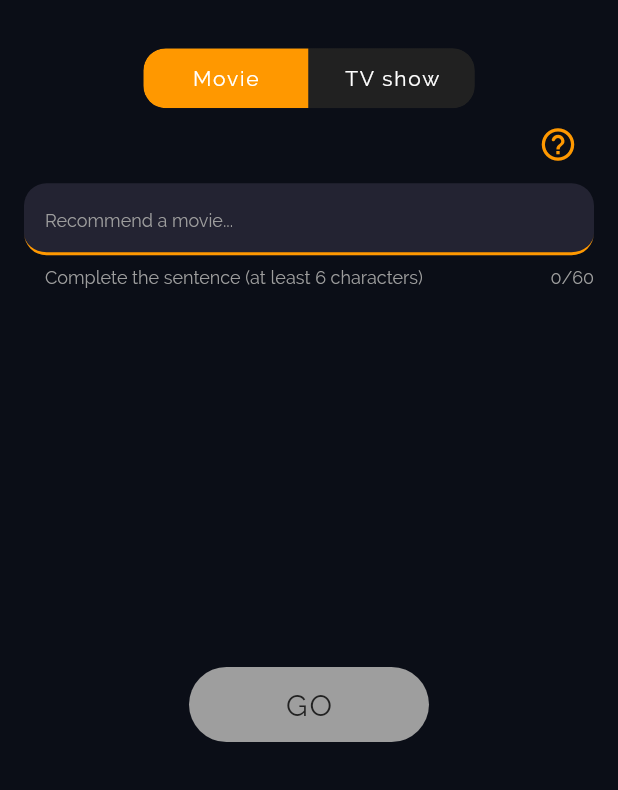
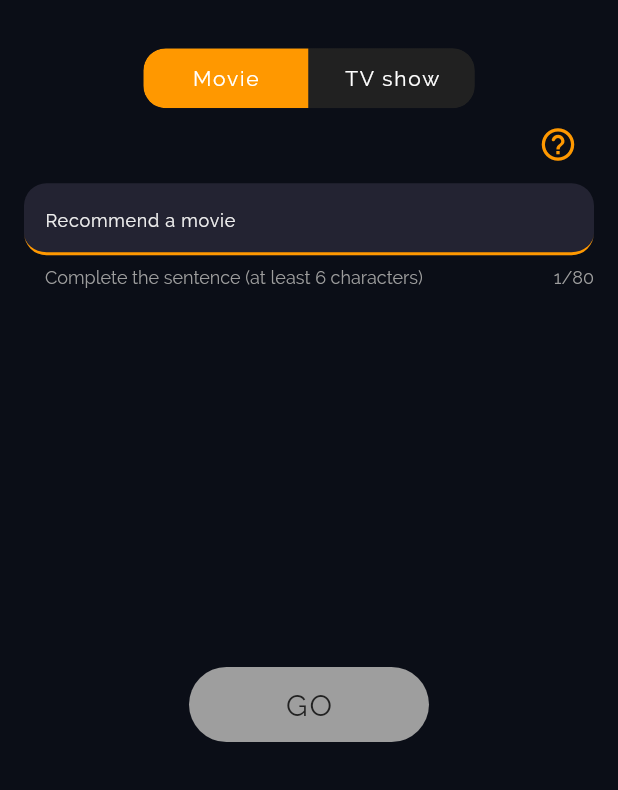
Before and after one commit to filippefrulli/watch-next, a Flutter app: the MainMenuPage screen opened by its route, on a phone screen of 412 x 824 dp, the part 446-1236 px from its top. Run offline on Flutter 3.47's test engine with Material 2 defaults, Android fonts, the phone set to English and light mode, and no system bars; drawn by our look-alikes of delayed_display, oktoast, toggle_switch; our stand-ins replace auto_size_text, cached_network_image, easy_localization, firebase_analytics, firebase_core, fluttertoast and 6 more; missing offline and left inert: chat_gpt_sdk, tutorial_coach_mark; accounts and stored records are empty.

Commit message:
added prefix text

```diff
--- a/assets/translations/de-DE.json
+++ b/assets/translations/de-DE.json
@@ -3,8 +3,8 @@
     "hey_there": "Hey!",
     "find_something": "Finde etwas zum schauen",
     "complete_sentence": "Vervollständige den Satz (mindestens 6 Buchstaben)",
-    "recommend_a_movie": "Empfehle einen Film... ",
-    "recommend_a_show": "Empfehle eine Serie... ",
+    "recommend_a_movie": "Empfehle einen Film ",
+    "recommend_a_show": "Empfehle eine Serie ",
     "movie": "Film",
     "tv_show": "Serie",
     "go": "LOS",
--- a/assets/translations/en-US.json
+++ b/assets/translations/en-US.json
@@ -3,8 +3,8 @@
     "hey_there": "Hey There!",
     "find_something": "Find something to watch next",
     "complete_sentence": "Complete the sentence (at least 6 characters)",
-    "recommend_a_movie": "Recommend a movie... ",
-    "recommend_a_show": "Recommend a show... ",
+    "recommend_a_movie": "Recommend a movie ",
+    "recommend_a_show": "Recommend a show ",
     "movie": "Movie",
     "tv_show": "TV show",
     "go": "GO",
--- a/assets/translations/es-ES.json
+++ b/assets/translations/es-ES.json
@@ -3,8 +3,8 @@
     "hey_there": "¡Hola!",
     "find_something": "Encuentra algo para ver",
     "complete_sentence": "Completa la frase (Mín. 6 caracteres)",
-    "recommend_a_movie": "Recomiéndame una película... ",
-    "recommend_a_show": "Recomiéndame una serie... ",
+    "recommend_a_movie": "Recomiéndame una película ",
+    "recommend_a_show": "Recomiéndame una serie ",
     "movie": "Película",
     "tv_show": "Serie",
     "go": "VAMOS",
--- a/assets/translations/fr-FR.json
+++ b/assets/translations/fr-FR.json
@@ -3,8 +3,8 @@
     "hey_there": "Hey There!",
     "find_something": "Trouvez quelque chose à regarder",
     "complete_sentence": "Complétez la phrase (au moins 6 caractères)",
-    "recommend_a_movie": "Recommande un film... ",
-    "recommend_a_show": "Recommande une série... ",
+    "recommend_a_movie": "Recommande un film ",
+    "recommend_a_show": "Recommande une série ",
     "movie": "Film",
     "tv_show": "Série",
     "go": "ALLEZ",
--- a/assets/translations/it-IT.json
+++ b/assets/translations/it-IT.json
@@ -3,8 +3,8 @@
     "hey_there": "Ciao!",
     "find_something": "Trova qualcosa da guardare",
     "complete_sentence": "Completa la frase (almeno 6 caratteri)",
-    "recommend_a_movie": "Consiglia un film... ",
-    "recommend_a_show": "Consiglia una serie... ",
+    "recommend_a_movie": "Consiglia un film ",
+    "recommend_a_show": "Consiglia una serie ",
     "movie": "Film",
     "tv_show": "Serie",
     "go": "VAI",
--- a/lib/pages/main_menu_page.dart
+++ b/lib/pages/main_menu_page.dart
@@ -34,22 +34,20 @@ class _MainMenuPageState extends State<MainMenuPage> {
   bool isLongEnough = false;
   bool isValidQuery = false;
   bool enableLoading = false;
-  bool hideExample = false;
 
   GlobalKey textFieldKey = GlobalKey();
   GlobalKey goButtonKey = GlobalKey();
 
   late TutorialCoachMark tutorialCoachMark;
   bool noInternet = false;
-  int typeIsMovie = 0; //0 = movie 1 = show
+  int typeIsMovie = 0; //0 = movie , 1 = show
 
   @override
   void initState() {
     createTutorial();
     super.initState();
     _controller.addListener(checkLength);
-    _controller.text = '';
-    hideExample = false;
+    _controller.text = ' ';
     Timer(const Duration(seconds: 2), () {
       showTutorial();
     });
@@ -202,9 +200,9 @@ class _MainMenuPageState extends State<MainMenuPage> {
       child: TextField(
         key: textFieldKey,
         autofocus: false,
-        maxLength: 60,
+        maxLength: 80,
         showCursor: true,
-        maxLines: 1,
+        maxLines: 3,
         minLines: 1,
         controller: _controller,
         cursorColor: Colors.orange,
@@ -213,9 +211,8 @@ class _MainMenuPageState extends State<MainMenuPage> {
           filled: true,
           fillColor: const Color.fromRGBO(35, 35, 50, 1),
           helperText: "complete_sentence".tr(),
-          hintText: typeIsMovie == 0 ? "recommend_a_movie".tr() : "recommend_a_show".tr(),
-          prefixStyle: Theme.of(context).textTheme.displaySmall!.copyWith(fontSize: 12),
-          suffixText: "",
+          prefixText: typeIsMovie == 0 ? "recommend_a_movie".tr() : "recommend_a_show".tr(),
+          prefixStyle: Theme.of(context).textTheme.displaySmall!.copyWith(fontSize: 12, letterSpacing: 0.5),
           helperStyle: TextStyle(
             color: Colors.grey[500],
             fontSize: 12,
--- a/lib/pages/recommandation_results_page.dart
+++ b/lib/pages/recommandation_results_page.dart
@@ -40,6 +40,7 @@ class _RecommandationResultsPageState extends State<RecommandationResultsPage> {
   bool _nativeAdIsLoaded = false;
 
   final String _adUnitId = Platform.isAndroid ? androidAd : iosAd;
+  //final String _adUnitId = 'ca-app-pub-3940256099942544/2247696110';
 
   int index = 0;
   int length = 0;
--- a/pubspec.yaml
+++ b/pubspec.yaml
@@ -16,7 +16,7 @@ publish_to: 'none' # Remove this line if you wish to publish to pub.dev
 # https://developer.apple.com/library/archive/documentation/General/Reference/InfoPlistKeyReference/Articles/CoreFoundationKeys.html
 # In Windows, build-name is used as the major, minor, and patch parts
 # of the product and file versions while build-number is used as the build suffix.
-version: 1.4.0+9
+version: 1.5.0+10
 
 environment:
   sdk: '>=2.19.3 <3.0.0'
```
